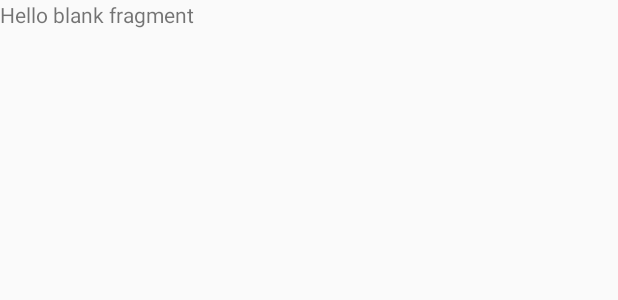
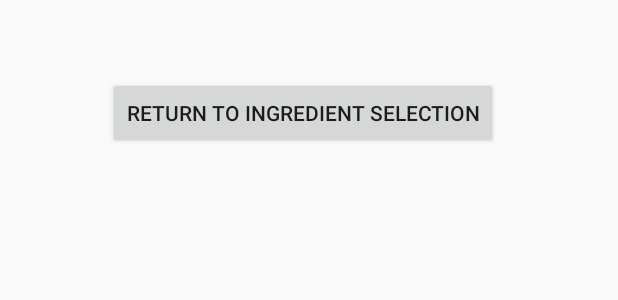
Before and after one commit to TrueAbby24/Whats-for-Dinner, an Android app: the layout fragment_ingr_search_results.xml on its own in the app's theme, with its tools: preview values and no code run, on a phone screen of 412 x 824 dp. Shown: the top 300 px of the screen. Run offline under Robolectric (Android 15) with nearby library versions, the phone set to English and light mode, and no system bars; network calls fail.

Commit message:
created mini layout and fragment for displaying ingr search results

```diff
--- a/WhatsforDinner/app/src/main/res/layout/fragment_ingr_search_results.xml
+++ b/WhatsforDinner/app/src/main/res/layout/fragment_ingr_search_results.xml
@@ -1,13 +1,66 @@
-<FrameLayout xmlns:android="http://schemas.android.com/apk/res/android"
+<?xml version="1.0" encoding="utf-8"?>
+<android.support.constraint.ConstraintLayout xmlns:android="http://schemas.android.com/apk/res/android"
+    xmlns:app="http://schemas.android.com/apk/res-auto"
     xmlns:tools="http://schemas.android.com/tools"
     android:layout_width="match_parent"
     android:layout_height="match_parent"
-    tools:context="com.infs3202.wfd.whatsfordinner.IngrSearchResultsFragment">
+    android:paddingBottom="@dimen/activity_vertical_margin"
+    android:paddingLeft="@dimen/activity_horizontal_margin"
+    android:paddingRight="@dimen/activity_horizontal_margin"
+    android:paddingTop="@dimen/activity_vertical_margin"
 
-    <!-- TODO: Update blank fragment layout -->
-    <TextView
-        android:layout_width="match_parent"
-        android:layout_height="match_parent"
-        android:text="@string/hello_blank_fragment" />
+    tools:context=".IngrSearchResultsFragment">
 
-</FrameLayout>
+
+    <android.support.constraint.Guideline
+        android:id="@+id/guideline5"
+        android:layout_width="wrap_content"
+        android:layout_height="wrap_content"
+        android:orientation="vertical"
+        app:layout_constraintGuide_percent="0.75" />
+
+
+    <Button
+        android:id="@+id/ingrReturn"
+        android:layout_width="wrap_content"
+        android:layout_height="wrap_content"
+        android:layout_marginBottom="8dp"
+        android:layout_marginEnd="16dp"
+        android:layout_marginStart="8dp"
+        android:layout_marginTop="8dp"
+        android:text="Return to ingredient selection"
+        app:layout_constraintBottom_toTopOf="@+id/guideline6"
+        app:layout_constraintEnd_toEndOf="parent"
+        app:layout_constraintStart_toStartOf="parent"
+        app:layout_constraintTop_toTopOf="parent" />
+
+    <android.support.constraint.Guideline
+        android:id="@+id/guideline6"
+        android:layout_width="wrap_content"
+        android:layout_height="wrap_content"
+        android:orientation="horizontal"
+        app:layout_constraintGuide_percent="0.15" />
+
+    <android.support.constraint.Guideline
+        android:id="@+id/guideline7"
+        android:layout_width="wrap_content"
+        android:layout_height="wrap_content"
+        android:orientation="horizontal"
+        app:layout_constraintGuide_percent="0.85" />
+
+    <android.support.v7.widget.RecyclerView
+        android:id="@+id/ingrResultsRecycleView"
+        android:layout_width="0dp"
+        android:layout_height="0dp"
+        android:layout_marginBottom="8dp"
+        android:layout_marginEnd="8dp"
+        android:layout_marginStart="8dp"
+        android:layout_marginTop="8dp"
+        app:layout_constraintBottom_toBottomOf="parent"
+        app:layout_constraintEnd_toEndOf="parent"
+        app:layout_constraintStart_toStartOf="parent"
+        app:layout_constraintTop_toTopOf="@+id/guideline6" />
+
+
+
+</android.support.constraint.ConstraintLayout>
```
Also changed, not shown: WhatsforDinner/app/src/main/res/layout/recipe_mini_layout.xml (+35 -3 lines).
